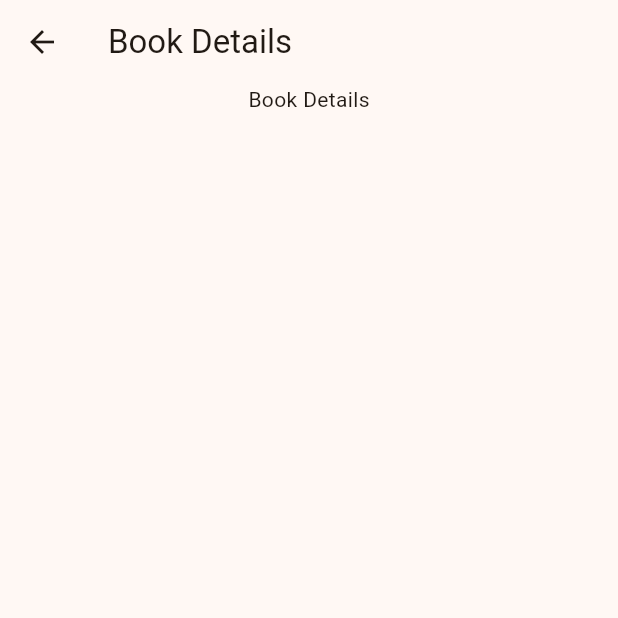
After one commit to lightrao/pd24_book_tracker_app, a Flutter app: the BookDetails screen opened by its route, on a phone screen of 412 x 824 dp, the top half of it. The commit adds this screen. Run offline on Flutter 3.47's test engine with Material 3 defaults, Android fonts, the phone set to English and light mode, and no system bars.

Commit message:
Add GestureDetector and Named Routes - Show Details Screen OnClick

```diff
--- /dev/null
+++ b/lib/pages/book_details.dart
@@ -0,0 +1,29 @@
+import 'package:flutter/material.dart';
+import 'package:pd24_book_tracker_app/models/book.dart';
+
+class BookDetails extends StatefulWidget {
+  const BookDetails({super.key, this.book});
+
+  final Book? book;
+
+  @override
+  State<BookDetails> createState() => _BookDetailsState();
+}
+
+class _BookDetailsState extends State<BookDetails> {
+  @override
+  Widget build(BuildContext context) {
+    return Scaffold(
+      appBar: AppBar(
+        title: const Text('Book Details'),
+      ),
+      body: Center(
+        child: Column(
+          children: const [
+            Text('Book Details'),
+          ],
+        ),
+      ),
+    );
+  }
+}
--- a/lib/pages/home_screen.dart
+++ b/lib/pages/home_screen.dart
@@ -1,6 +1,7 @@
 import 'package:flutter/material.dart';
 import 'package:pd24_book_tracker_app/models/book.dart';
 import 'package:pd24_book_tracker_app/network/network.dart';
+import 'package:pd24_book_tracker_app/pages/book_details.dart';
 
 class HomeScreen extends StatefulWidget {
   const HomeScreen({super.key});
@@ -62,6 +63,17 @@ class _HomeScreenState extends State<HomeScreen> {
                       border: Border.all(color: Colors.grey),
                       borderRadius: BorderRadius.circular(10),
                     ),
+                    child: GestureDetector(
+                      onTap: () {
+                        Navigator.pushNamed(context, '/book_details',
+                            arguments: book);
+                        // Navigator.push(
+                        //   context,
+                        //   MaterialPageRoute(
+                        //     builder: (context) => BookDetails(book: book),
+                        //   ),
+                        // );
+                      },
                       child: Column(
                         children: [
                           Expanded(
@@ -92,6 +104,7 @@ class _HomeScreenState extends State<HomeScreen> {
                           ),
                         ],
                       ),
+                    ),
                   );
                 },
               ),
```
Also changed, not shown: lib/main.dart (+8 -0 lines). Lines whose indentation alone changed are shown as unchanged.
